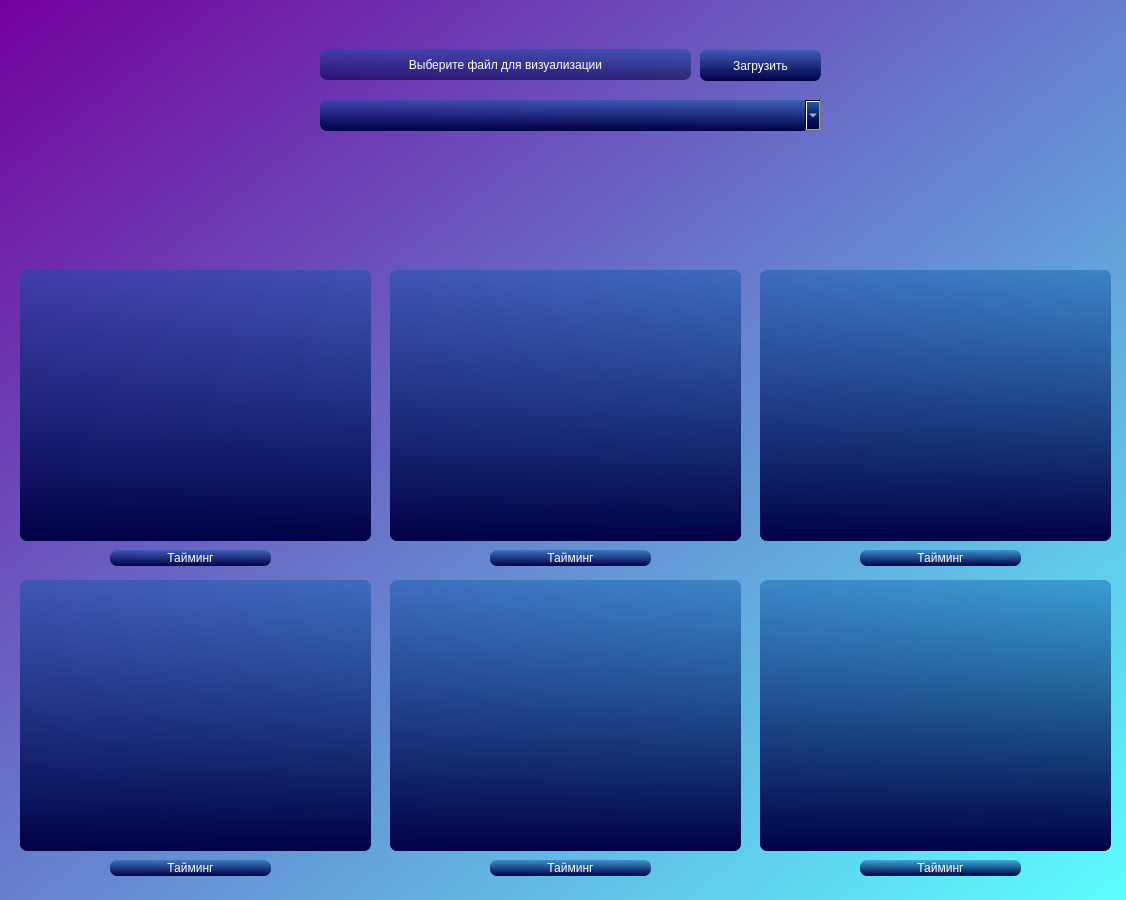
First picture: the form in ui_main.ui, repository Hazar-sakh/diplom, before the edit.
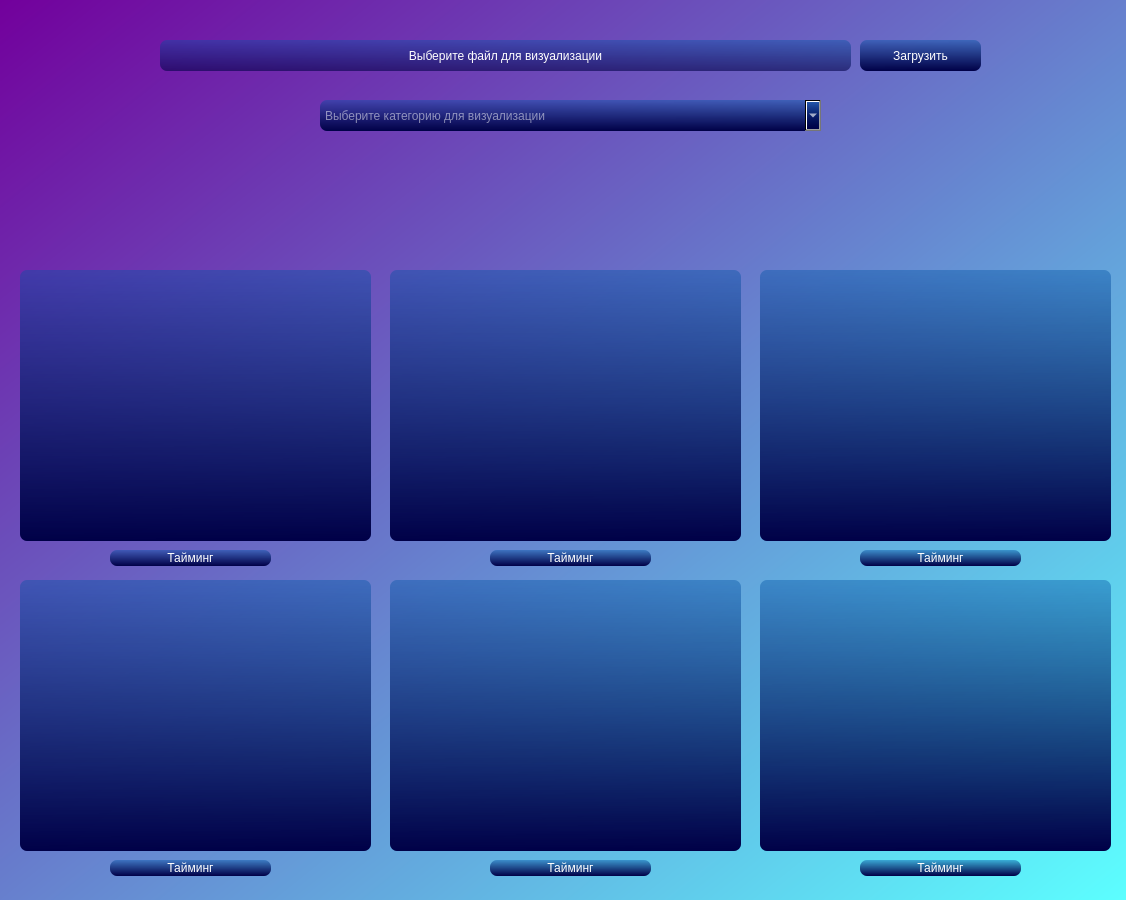
Second picture: the form after the edit. Icons and pictures are not drawn.

```diff
--- a/ui_main.ui
+++ b/ui_main.ui
@@ -10,6 +10,24 @@
     <height>900</height>
    </rect>
   </property>
+  <property name="sizePolicy">
+   <sizepolicy hsizetype="Fixed" vsizetype="Fixed">
+    <horstretch>0</horstretch>
+    <verstretch>0</verstretch>
+   </sizepolicy>
+  </property>
+  <property name="minimumSize">
+   <size>
+    <width>1126</width>
+    <height>900</height>
+   </size>
+  </property>
+  <property name="maximumSize">
+   <size>
+    <width>1126</width>
+    <height>900</height>
+   </size>
+  </property>
   <property name="windowTitle">
    <string>Визуализатор таблиц</string>
   </property>
@@ -25,9 +43,9 @@
    <widget class="QLabel" name="browse_label">
     <property name="geometry">
      <rect>
-      <x>320</x>
-      <y>49</y>
-      <width>371</width>
+      <x>160</x>
+      <y>40</y>
+      <width>691</width>
       <height>31</height>
      </rect>
     </property>
@@ -55,8 +73,8 @@
    <widget class="QPushButton" name="browse">
     <property name="geometry">
      <rect>
-      <x>700</x>
-      <y>50</y>
+      <x>860</x>
+      <y>40</y>
       <width>121</width>
       <height>31</height>
      </rect>
@@ -119,27 +137,30 @@
      <number>-1</number>
     </property>
     <property name="styleSheet">
-     <string notr="true">QComboBox {background: qlineargradient(spread:pad, x1:0.511, y1:0, x2:0.517, y2:1, stop:0 rgba(0, 83, 166, 102), stop:1 rgba(0, 0, 71, 255));
+     <string notr="true">QComboBox {
+background: qlineargradient(spread:pad, x1:0.511, y1:0, x2:0.517, y2:1, stop:0 rgba(0, 83, 166, 102), stop:1 rgba(0, 0, 71, 255));
 color: rgb(255, 255, 255);
 border-radius:7
 }
 
-QComboBox:hover {
-background: qlineargradient(spread:pad, x1:0.511, y1:0, x2:0.517, y2:1, stop:0 rgba(0, 83, 166, 100), stop:1 rgba(0, 0, 71, 100));
+QComboBox QAbstractItemView {
+background: qlineargradient(spread:pad, x1:0.511, y1:0, x2:0.517, y2:1, stop:0 rgba(0, 83, 166, 10), stop:1 rgba(0, 0, 71, 10));
+selection-background-color: qlineargradient(spread:pad, x1:0.511, y1:0, x2:0.517, y2:1, stop:0 rgba(0, 83, 166, 10), stop:1 rgba(0, 0, 71, 10));
 color: rgb(255, 255, 255);
 border-radius:7
 }
 
-QComboBox:pressed {
-background: qlineargradient(spread:pad, x1:0.511, y1:0, x2:0.517, y2:1, stop:0 rgba(0, 83, 166, 255), stop:1 rgba(0, 0, 71, 255));
+QScrollBar:vertical {
+background: qlineargradient(spread:pad, x1:0.511, y1:0, x2:0.517, y2:1, stop:0 rgba(0, 83, 166, 102), stop:1 rgba(0, 0, 71, 255));
 color: rgb(255, 255, 255);
 border-radius:7
 }
 
+
 </string>
     </property>
     <property name="editable">
-     <bool>true</bool>
+     <bool>false</bool>
     </property>
     <property name="currentText">
      <string/>
```
Left out of the diff: 4 changed lines with no effect on the pictures.
